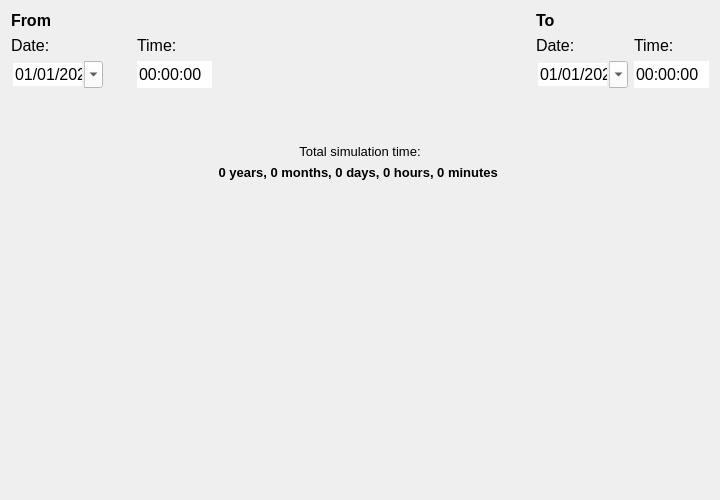
nens/threedi-api-qgis-client, file threedi_api_qgis_client/ui/page2.ui: the form before one commit.
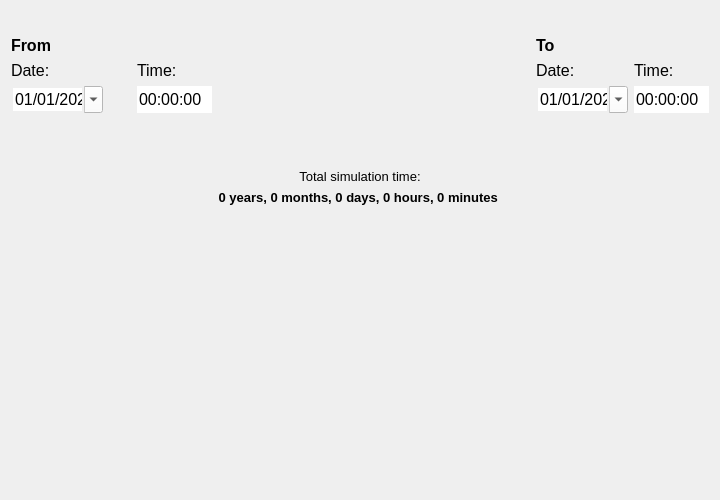
The form after the commit.

```diff
--- a/threedi_api_qgis_client/ui/page2.ui
+++ b/threedi_api_qgis_client/ui/page2.ui
@@ -35,142 +35,7 @@
    <string notr="true">QComboBox {background-color: rgba(255, 255, 255);}</string>
   </property>
   <layout class="QGridLayout" name="gridLayout">
-   <item row="6" column="0" colspan="7">
-    <widget class="QLabel" name="label_total_time">
-     <property name="sizePolicy">
-      <sizepolicy hsizetype="Expanding" vsizetype="Preferred">
-       <horstretch>0</horstretch>
-       <verstretch>0</verstretch>
-      </sizepolicy>
-     </property>
-     <property name="font">
-      <font>
-       <family>Segoe UI</family>
-       <pointsize>10</pointsize>
-       <weight>75</weight>
-       <bold>true</bold>
-      </font>
-     </property>
-     <property name="text">
-      <string>0 years, 0 months, 0 days, 0 hours, 0 minutes </string>
-     </property>
-     <property name="alignment">
-      <set>Qt::AlignCenter</set>
-     </property>
-    </widget>
-   </item>
-   <item row="5" column="0" colspan="7">
-    <widget class="QLabel" name="label_13">
-     <property name="sizePolicy">
-      <sizepolicy hsizetype="Expanding" vsizetype="Preferred">
-       <horstretch>0</horstretch>
-       <verstretch>0</verstretch>
-      </sizepolicy>
-     </property>
-     <property name="font">
-      <font>
-       <family>Segoe UI</family>
-       <pointsize>10</pointsize>
-      </font>
-     </property>
-     <property name="text">
-      <string>Total simulation time:</string>
-     </property>
-     <property name="alignment">
-      <set>Qt::AlignCenter</set>
-     </property>
-    </widget>
-   </item>
    <item row="3" column="0">
-    <widget class="QDateEdit" name="date_from">
-     <property name="font">
-      <font>
-       <family>Segoe UI</family>
-       <pointsize>12</pointsize>
-      </font>
-     </property>
-     <property name="styleSheet">
-      <string notr="true">QDateEdit {background-color: white;}</string>
-     </property>
-     <property name="frame">
-      <bool>false</bool>
-     </property>
-     <property name="buttonSymbols">
-      <enum>QAbstractSpinBox::NoButtons</enum>
-     </property>
-     <property name="displayFormat">
-      <string>dd/MM/yyyy</string>
-     </property>
-     <property name="calendarPopup">
-      <bool>true</bool>
-     </property>
-     <property name="date">
-      <date>
-       <year>2020</year>
-       <month>1</month>
-       <day>1</day>
-      </date>
-     </property>
-    </widget>
-   </item>
-   <item row="3" column="5">
-    <widget class="QDateEdit" name="date_to">
-     <property name="font">
-      <font>
-       <family>Segoe UI</family>
-       <pointsize>12</pointsize>
-      </font>
-     </property>
-     <property name="styleSheet">
-      <string notr="true">QDateEdit {background-color: white;}</string>
-     </property>
-     <property name="frame">
-      <bool>false</bool>
-     </property>
-     <property name="buttonSymbols">
-      <enum>QAbstractSpinBox::NoButtons</enum>
-     </property>
-     <property name="displayFormat">
-      <string>dd/MM/yyyy</string>
-     </property>
-     <property name="calendarPopup">
-      <bool>true</bool>
-     </property>
-     <property name="date">
-      <date>
-       <year>2020</year>
-       <month>1</month>
-       <day>1</day>
-      </date>
-     </property>
-    </widget>
-   </item>
-   <item row="3" column="3">
-    <widget class="QTimeEdit" name="time_from">
-     <property name="font">
-      <font>
-       <family>Segoe UI</family>
-       <pointsize>12</pointsize>
-      </font>
-     </property>
-     <property name="autoFillBackground">
-      <bool>true</bool>
-     </property>
-     <property name="styleSheet">
-      <string notr="true">QTimeEdit {background-color: white;}</string>
-     </property>
-     <property name="locale">
-      <locale language="English" country="Netherlands"/>
-     </property>
-     <property name="frame">
-      <bool>false</bool>
-     </property>
-     <property name="buttonSymbols">
-      <enum>QAbstractSpinBox::NoButtons</enum>
-     </property>
-    </widget>
-   </item>
-   <item row="2" column="0">
     <widget class="QLabel" name="label_4">
      <property name="sizePolicy">
       <sizepolicy hsizetype="Minimum" vsizetype="Preferred">
@@ -189,7 +54,7 @@
      </property>
     </widget>
    </item>
-   <item row="1" column="5">
+   <item row="2" column="5">
     <widget class="QLabel" name="label_10">
      <property name="font">
       <font>
@@ -204,7 +69,23 @@
      </property>
     </widget>
    </item>
-   <item row="3" column="4">
+   <item row="5" column="4">
+    <spacer name="verticalSpacer_2">
+     <property name="orientation">
+      <enum>Qt::Vertical</enum>
+     </property>
+     <property name="sizeType">
+      <enum>QSizePolicy::Fixed</enum>
+     </property>
+     <property name="sizeHint" stdset="0">
+      <size>
+       <width>20</width>
+       <height>50</height>
+      </size>
+     </property>
+    </spacer>
+   </item>
+   <item row="4" column="4">
     <spacer name="horizontalSpacer_2">
      <property name="orientation">
       <enum>Qt::Horizontal</enum>
@@ -220,64 +101,74 @@
      </property>
     </spacer>
    </item>
-   <item row="4" column="4">
-    <spacer name="verticalSpacer_2">
-     <property name="orientation">
-      <enum>Qt::Vertical</enum>
-     </property>
-     <property name="sizeType">
-      <enum>QSizePolicy::Fixed</enum>
-     </property>
-     <property name="sizeHint" stdset="0">
-      <size>
-       <width>20</width>
-       <height>50</height>
-      </size>
-     </property>
-    </spacer>
-   </item>
-   <item row="2" column="3">
-    <widget class="QLabel" name="label_7">
-     <property name="sizePolicy">
-      <sizepolicy hsizetype="Minimum" vsizetype="Preferred">
-       <horstretch>0</horstretch>
-       <verstretch>0</verstretch>
-      </sizepolicy>
-     </property>
+   <item row="4" column="0">
+    <widget class="QDateEdit" name="date_from">
      <property name="font">
       <font>
        <family>Segoe UI</family>
        <pointsize>12</pointsize>
       </font>
      </property>
-     <property name="text">
-      <string>Time:</string>
+     <property name="styleSheet">
+      <string notr="true">QDateEdit {background-color: white;}</string>
      </property>
+     <property name="frame">
+      <bool>false</bool>
+     </property>
+     <property name="buttonSymbols">
+      <enum>QAbstractSpinBox::NoButtons</enum>
+     </property>
+     <property name="displayFormat">
+      <string>dd/MM/yyyy</string>
+     </property>
+     <property name="calendarPopup">
+      <bool>true</bool>
+     </property>
+     <property name="date">
+      <date>
+       <year>2020</year>
+       <month>1</month>
+       <day>1</day>
+      </date>
+     </property>
     </widget>
    </item>
-   <item row="2" column="5">
-    <widget class="QLabel" name="label">
-     <property name="sizePolicy">
-      <sizepolicy hsizetype="Minimum" vsizetype="Preferred">
-       <horstretch>0</horstretch>
-       <verstretch>0</verstretch>
-      </sizepolicy>
-     </property>
+   <item row="4" column="5">
+    <widget class="QDateEdit" name="date_to">
      <property name="font">
       <font>
        <family>Segoe UI</family>
        <pointsize>12</pointsize>
       </font>
      </property>
-     <property name="text">
-      <string>Date:</string>
+     <property name="styleSheet">
+      <string notr="true">QDateEdit {background-color: white;}</string>
      </property>
+     <property name="frame">
+      <bool>false</bool>
+     </property>
+     <property name="buttonSymbols">
+      <enum>QAbstractSpinBox::NoButtons</enum>
+     </property>
+     <property name="displayFormat">
+      <string>dd/MM/yyyy</string>
+     </property>
+     <property name="calendarPopup">
+      <bool>true</bool>
+     </property>
+     <property name="date">
+      <date>
+       <year>2020</year>
+       <month>1</month>
+       <day>1</day>
+      </date>
+     </property>
     </widget>
    </item>
-   <item row="2" column="6">
-    <widget class="QLabel" name="label_9">
+   <item row="7" column="0" colspan="7">
+    <widget class="QLabel" name="label_total_time">
      <property name="sizePolicy">
-      <sizepolicy hsizetype="Minimum" vsizetype="Preferred">
+      <sizepolicy hsizetype="Expanding" vsizetype="Preferred">
        <horstretch>0</horstretch>
        <verstretch>0</verstretch>
       </sizepolicy>
@@ -285,31 +176,68 @@
      <property name="font">
       <font>
        <family>Segoe UI</family>
-       <pointsize>12</pointsize>
-      </font>
-     </property>
-     <property name="text">
-      <string>Time:</string>
-     </property>
-    </widget>
-   </item>
-   <item row="1" column="0">
-    <widget class="QLabel" name="label_3">
-     <property name="font">
-      <font>
-       <family>Segoe UI</family>
-       <pointsize>12</pointsize>
+       <pointsize>10</pointsize>
        <weight>75</weight>
        <bold>true</bold>
       </font>
      </property>
      <property name="text">
-      <string>From</string>
+      <string>0 years, 0 months, 0 days, 0 hours, 0 minutes </string>
      </property>
+     <property name="alignment">
+      <set>Qt::AlignCenter</set>
+     </property>
     </widget>
    </item>
-   <item row="2" column="2">
-    <widget class="QLabel" name="label_6">
+   <item row="4" column="3">
+    <widget class="QTimeEdit" name="time_from">
+     <property name="font">
+      <font>
+       <family>Segoe UI</family>
+       <pointsize>12</pointsize>
+      </font>
+     </property>
+     <property name="autoFillBackground">
+      <bool>true</bool>
+     </property>
+     <property name="styleSheet">
+      <string notr="true">QTimeEdit {background-color: white;}</string>
+     </property>
+     <property name="locale">
+      <locale language="English" country="Netherlands"/>
+     </property>
+     <property name="frame">
+      <bool>false</bool>
+     </property>
+     <property name="buttonSymbols">
+      <enum>QAbstractSpinBox::NoButtons</enum>
+     </property>
+    </widget>
+   </item>
+   <item row="6" column="0" colspan="7">
+    <widget class="QLabel" name="label_13">
+     <property name="sizePolicy">
+      <sizepolicy hsizetype="Expanding" vsizetype="Preferred">
+       <horstretch>0</horstretch>
+       <verstretch>0</verstretch>
+      </sizepolicy>
+     </property>
+     <property name="font">
+      <font>
+       <family>Segoe UI</family>
+       <pointsize>10</pointsize>
+      </font>
+     </property>
+     <property name="text">
+      <string>Total simulation time:</string>
+     </property>
+     <property name="alignment">
+      <set>Qt::AlignCenter</set>
+     </property>
+    </widget>
+   </item>
+   <item row="3" column="1">
+    <widget class="QLabel" name="label_5">
      <property name="sizePolicy">
       <sizepolicy hsizetype="Minimum" vsizetype="Preferred">
        <horstretch>0</horstretch>
@@ -327,7 +255,7 @@
      </property>
     </widget>
    </item>
-   <item row="7" column="4">
+   <item row="8" column="4">
     <spacer name="verticalSpacer">
      <property name="orientation">
       <enum>Qt::Vertical</enum>
@@ -340,8 +268,8 @@
      </property>
     </spacer>
    </item>
-   <item row="2" column="1">
-    <widget class="QLabel" name="label_5">
+   <item row="3" column="2">
+    <widget class="QLabel" name="label_6">
      <property name="sizePolicy">
       <sizepolicy hsizetype="Minimum" vsizetype="Preferred">
        <horstretch>0</horstretch>
@@ -359,28 +287,37 @@
      </property>
     </widget>
    </item>
+   <item row="2" column="0">
+    <widget class="QLabel" name="label_3">
+     <property name="font">
+      <font>
+       <family>Segoe UI</family>
+       <pointsize>12</pointsize>
+       <weight>75</weight>
+       <bold>true</bold>
+      </font>
+     </property>
+     <property name="text">
+      <string>From</string>
+     </property>
+    </widget>
+   </item>
    <item row="3" column="6">
-    <widget class="QTimeEdit" name="time_to">
+    <widget class="QLabel" name="label_9">
+     <property name="sizePolicy">
+      <sizepolicy hsizetype="Minimum" vsizetype="Preferred">
+       <horstretch>0</horstretch>
+       <verstretch>0</verstretch>
+      </sizepolicy>
+     </property>
      <property name="font">
       <font>
        <family>Segoe UI</family>
        <pointsize>12</pointsize>
       </font>
      </property>
-     <property name="autoFillBackground">
-      <bool>true</bool>
-     </property>
-     <property name="styleSheet">
-      <string notr="true">QTimeEdit {background-color: white;}</string>
-     </property>
-     <property name="locale">
-      <locale language="English" country="Netherlands"/>
-     </property>
-     <property name="frame">
-      <bool>false</bool>
-     </property>
-     <property name="buttonSymbols">
-      <enum>QAbstractSpinBox::NoButtons</enum>
+     <property name="text">
+      <string>Time:</string>
      </property>
     </widget>
    </item>
@@ -391,6 +328,85 @@
      </property>
     </layout>
    </item>
+   <item row="3" column="3">
+    <widget class="QLabel" name="label_7">
+     <property name="sizePolicy">
+      <sizepolicy hsizetype="Minimum" vsizetype="Preferred">
+       <horstretch>0</horstretch>
+       <verstretch>0</verstretch>
+      </sizepolicy>
+     </property>
+     <property name="font">
+      <font>
+       <family>Segoe UI</family>
+       <pointsize>12</pointsize>
+      </font>
+     </property>
+     <property name="text">
+      <string>Time:</string>
+     </property>
+    </widget>
+   </item>
+   <item row="4" column="6">
+    <widget class="QTimeEdit" name="time_to">
+     <property name="font">
+      <font>
+       <family>Segoe UI</family>
+       <pointsize>12</pointsize>
+      </font>
+     </property>
+     <property name="autoFillBackground">
+      <bool>true</bool>
+     </property>
+     <property name="styleSheet">
+      <string notr="true">QTimeEdit {background-color: white;}</string>
+     </property>
+     <property name="locale">
+      <locale language="English" country="Netherlands"/>
+     </property>
+     <property name="frame">
+      <bool>false</bool>
+     </property>
+     <property name="buttonSymbols">
+      <enum>QAbstractSpinBox::NoButtons</enum>
+     </property>
+    </widget>
+   </item>
+   <item row="3" column="5">
+    <widget class="QLabel" name="label">
+     <property name="sizePolicy">
+      <sizepolicy hsizetype="Minimum" vsizetype="Preferred">
+       <horstretch>0</horstretch>
+       <verstretch>0</verstretch>
+      </sizepolicy>
+     </property>
+     <property name="font">
+      <font>
+       <family>Segoe UI</family>
+       <pointsize>12</pointsize>
+      </font>
+     </property>
+     <property name="text">
+      <string>Date:</string>
+     </property>
+    </widget>
+   </item>
+   <item row="1" column="0">
+    <spacer name="verticalSpacer_3">
+     <property name="orientation">
+      <enum>Qt::Vertical</enum>
+     </property>
+     <property name="sizeType">
+      <enum>QSizePolicy::Fixed</enum>
+     </property>
+     <property name="sizeHint" stdset="0">
+      <size>
+       <width>20</width>
+       <height>25</height>
+      </size>
+     </property>
+    </spacer>
+   </item>
   </layout>
  </widget>
  <resources/>
```
